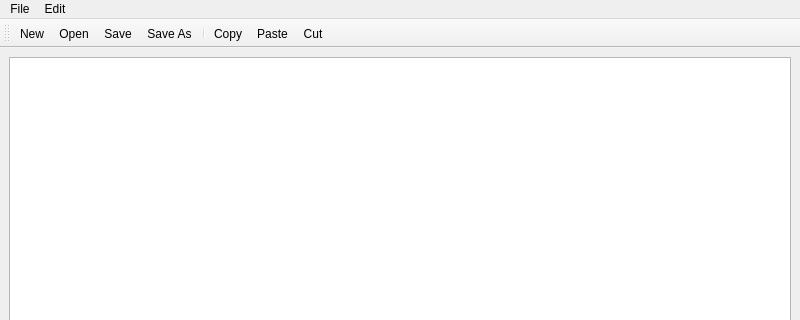
Above: mainwindow.ui from lledezma/Qt-Text-Editor before the change; both pictures show x 0 to 800 and y 0 to 320 of the 800 by 600 pixel window. Below: the same form after it.
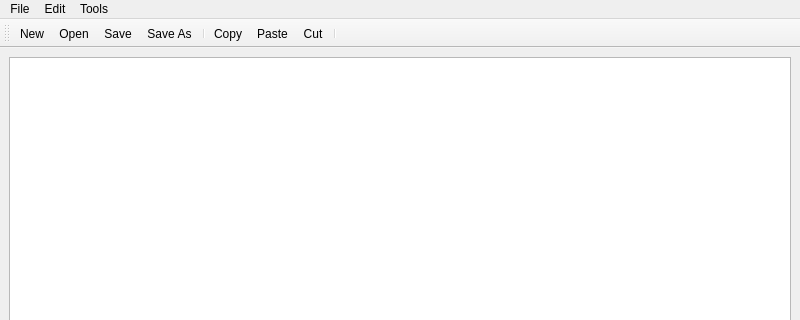
That is the form after the change. Icons and pictures are not drawn.

Commit message: Add QAction and QTextEdit

What changed in the file:
```diff
--- a/mainwindow.ui
+++ b/mainwindow.ui
@@ -50,8 +50,15 @@
     <addaction name="selectAllText"/>
     <addaction name="selectNoneText"/>
    </widget>
+   <widget class="QMenu" name="menuTools">
+    <property name="title">
+     <string>Tools</string>
+    </property>
+    <addaction name="htmlText"/>
+   </widget>
    <addaction name="menuFile"/>
    <addaction name="menuEdit"/>
+   <addaction name="menuTools"/>
   </widget>
   <widget class="QStatusBar" name="statusbar"/>
   <widget class="QToolBar" name="toolBar">
@@ -72,6 +79,7 @@
    <addaction name="copyText"/>
    <addaction name="pasteText"/>
    <addaction name="cutText"/>
+   <addaction name="separator"/>
   </widget>
   <action name="newFile">
    <property name="icon">
```
Left out of the diff: 7 changed lines with no effect on the pictures.
